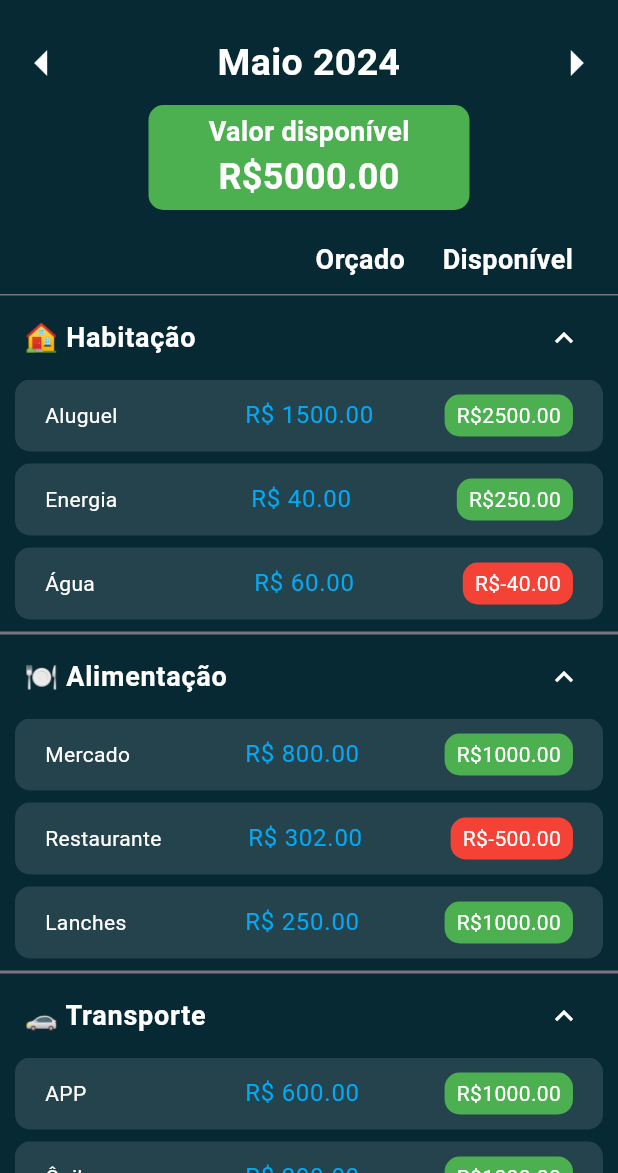
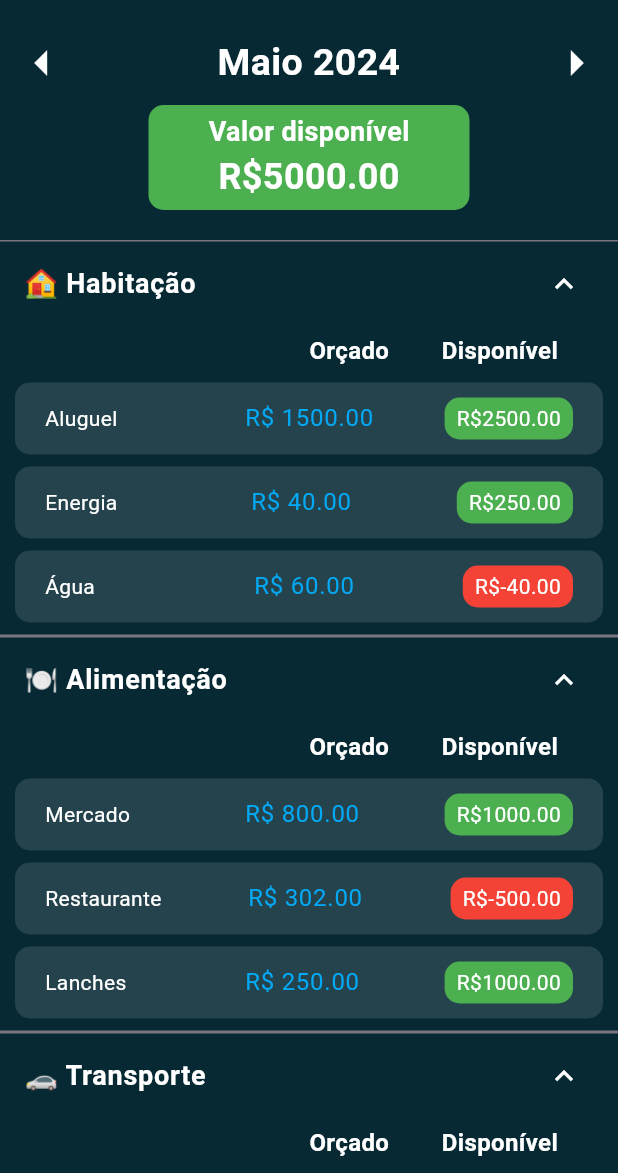
Before and after one commit to InVelop/invelop-app, a Flutter app: the BudgetScreen screen opened by its route, on a phone screen of 412 x 824 dp, the part 63-1236 px from its top. Run offline on Flutter 3.47's test engine with Material 3 defaults, Android fonts, the phone set to English and light mode, and no system bars; our stand-ins replace firebase_auth, firebase_core; accounts and stored records are empty.

Commit message:
feat: Refactor budget category widget and remove budget header widget
The commit refactors the `budgetCategory` widget in the `budget_category_widget.dart` file. It updates the widget to include a new layout for displaying budget items and their budgeted and available amounts. The `budgetHeader` widget is removed as it is no longer needed. This change improves the organization and readability of the code.

```diff
--- a/lib/pages/budget/budget_category_widget.dart
+++ b/lib/pages/budget/budget_category_widget.dart
@@ -1,6 +1,43 @@
 import 'package:flutter/material.dart';
 
-Widget budgetCategory(String title, List<Widget> items) {
+Widget budgetCategory(String title, List<Widget> subItems) {
+
+  List<Widget> items = [
+    const Column(
+        children: [
+          Padding(
+            padding: EdgeInsets.only(right: 40, bottom: 10, top: 5),
+            child: Row(
+              mainAxisAlignment: MainAxisAlignment.end,
+              children: [
+                Column(
+                  children: [
+                    Text("Orçado",
+                        style: TextStyle(
+                            fontSize: 16,
+                            fontWeight: FontWeight.bold,
+                            color: Colors.white)),
+                  ],
+                ),
+                SizedBox(width: 35),
+                Column(
+                  children: [
+                    Text("Disponível",
+                        style: TextStyle(
+                            fontSize: 16,
+                            fontWeight: FontWeight.bold,
+                            color: Colors.white)),
+                  ],
+                )
+              ],
+            ),
+          )
+        ],
+      ),
+  ];
+
+  items.addAll(subItems);
+
   return Column(
     children: [
       ExpansionTile(
@@ -13,7 +50,7 @@ Widget budgetCategory(String title, List<Widget> items) {
         iconColor: Colors.white,
         collapsedIconColor: Colors.white,
         initiallyExpanded: true,
-          children: items,
+        children: items
       ),
     ],
   );
--- a/lib/pages/budget/budget_header_widget.dart
+++ /dev/null
@@ -1,35 +0,0 @@
-import 'package:flutter/material.dart';
-
-Widget budgetHeader() {
-  return const Column(
-    children: [
-      Padding(
-        padding: EdgeInsets.only(right: 30, bottom: 10),
-        child: Row(
-          mainAxisAlignment: MainAxisAlignment.end,
-          children: [
-            Column(
-              children: [
-                Text("Orçado",
-                    style: TextStyle(
-                        fontSize: 18,
-                        fontWeight: FontWeight.bold,
-                        color: Colors.white)),
-              ],
-            ),
-            SizedBox(width: 25),
-            Column(
-              children: [
-                Text("Disponível",
-                    style: TextStyle(
-                        fontSize: 18,
-                        fontWeight: FontWeight.bold,
-                        color: Colors.white)),
-              ],
-            )
-          ],
-        ),
-      )
-    ],
-  );
-}
--- a/lib/pages/budget/budget_page.dart
+++ b/lib/pages/budget/budget_page.dart
@@ -1,6 +1,5 @@
 import 'package:flutter/material.dart';
 import 'package:invelop/pages/budget/avaliable_money_widget.dart';
-import 'package:invelop/pages/budget/budget_header_widget.dart';
 import 'package:invelop/pages/budget/budget_category_widget.dart';
 import 'package:invelop/pages/budget/budget_item_widget.dart';
 import 'package:invelop/theme/invelop_colors.dart';
@@ -26,7 +25,6 @@ class BudgetScreen extends StatelessWidget {
         children: <Widget>[
           const MonthSelector(),
           avaliableMoney(),
-          budgetHeader(),
           budgetCategory('🏠 Habitação', [
             budgetItem('Aluguel', 1500, 2500),
             budgetItem('Energia', 40, 250),
```
Lines whose indentation alone changed are shown as unchanged.
